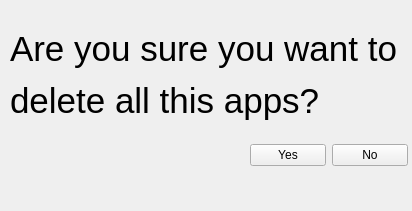
Boboe16/Bulaloi-Manager, file delete-window.ui: the form before one commit.
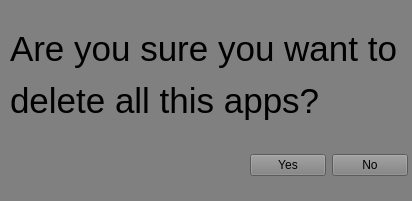
The form after the commit.

```diff
--- a/delete-window.ui
+++ b/delete-window.ui
@@ -7,7 +7,7 @@
     <x>0</x>
     <y>0</y>
     <width>412</width>
-    <height>211</height>
+    <height>201</height>
    </rect>
   </property>
   <property name="minimumSize">
@@ -19,6 +19,9 @@
   <property name="windowTitle">
    <string>Form</string>
   </property>
+  <property name="styleSheet">
+   <string notr="true">background: gray;</string>
+  </property>
   <widget class="QLabel" name="label">
    <property name="geometry">
     <rect>
@@ -47,7 +50,7 @@
    <property name="geometry">
     <rect>
      <x>250</x>
-     <y>120</y>
+     <y>130</y>
      <width>158</width>
      <height>71</height>
     </rect>
```
